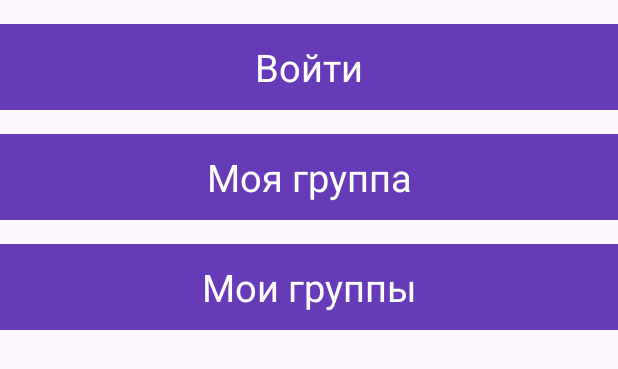
After one commit to okwhy/Health_calendar_kt, an Android app: the layout account_page.xml on its own in the app's theme, with its tools: preview values and no code run, on a phone screen of 412 x 824 dp. The commit adds this screen. Shown: the top 369 px of the screen. Run offline under Robolectric (Android 15) with nearby library versions, the phone set to English and light mode, and no system bars.

Commit message:
добавил xml входа, регистрации, моя группа, мои группы

```diff
--- /dev/null
+++ b/app/src/main/java/com/sus/calendar/AccountFragment.kt
@@ -0,0 +1,6 @@
+package com.sus.calendar
+
+import androidx.fragment.app.Fragment
+
+class AccountFragment: Fragment() {
+}
--- /dev/null
+++ b/app/src/main/java/com/sus/calendar/StatisticFragment.kt
@@ -0,0 +1,6 @@
+package com.sus.calendar
+
+import androidx.fragment.app.Fragment
+
+class StatisticFragment:Fragment() {
+}
--- /dev/null
+++ b/app/src/main/res/layout/account_page.xml
@@ -0,0 +1,81 @@
+<?xml version="1.0" encoding="utf-8"?>
+<androidx.appcompat.widget.LinearLayoutCompat
+    xmlns:android="http://schemas.android.com/apk/res/android"
+    xmlns:app="http://schemas.android.com/apk/res-auto"
+    xmlns:tools="http://schemas.android.com/tools"
+    android:layout_width="match_parent"
+    android:layout_height="match_parent"
+    android:orientation="vertical">
+
+    <androidx.appcompat.widget.LinearLayoutCompat
+        android:layout_width="match_parent"
+        android:layout_height="match_parent"
+        android:layout_marginBottom="34dp"
+        android:orientation="vertical">
+
+
+        <RelativeLayout
+            android:id="@+id/Registration"
+            android:layout_width="match_parent"
+            android:layout_height="wrap_content"
+            android:clickable="true"
+            android:radius="16dp"
+            app:cardElevation="4dp"
+            app:cardCornerRadius="16dp"
+            android:layout_marginTop="16dp"
+            android:background="@color/header"
+            android:onClick="onLabelClick">
+
+            <TextView
+                android:id="@+id/Regist"
+                android:layout_width="match_parent"
+                android:layout_height="57dp"
+                android:gravity="center"
+                android:text="Войти"
+                android:textColor="#FDFDFD"
+                android:textSize="25dp" />
+        </RelativeLayout>
+
+        <RelativeLayout
+            android:id="@+id/MyGroup"
+            android:layout_width="match_parent"
+            android:layout_height="wrap_content"
+            android:clickable="true"
+            android:radius="16dp"
+            app:cardElevation="4dp"
+            app:cardCornerRadius="16dp"
+            android:layout_marginTop="16dp"
+            android:background="@color/header"
+            android:onClick="onLabelClick">
+
+            <TextView
+                android:layout_width="match_parent"
+                android:layout_height="57dp"
+                android:gravity="center"
+                android:text="Моя группа"
+                android:textColor="#FDFDFD"
+                android:textSize="25dp" />
+        </RelativeLayout>
+
+        <RelativeLayout
+            android:id="@+id/MyGroups"
+            android:layout_width="match_parent"
+            android:layout_height="wrap_content"
+            android:clickable="true"
+            android:radius="16dp"
+            app:cardElevation="4dp"
+            app:cardCornerRadius="16dp"
+            android:layout_marginTop="16dp"
+            android:background="@color/header"
+            android:onClick="onLabelClick">
+
+            <TextView
+                android:layout_width="match_parent"
+                android:layout_height="57dp"
+                android:gravity="center"
+                android:text="Мои группы"
+                android:textColor="#FDFDFD"
+                android:textSize="25dp" />
+        </RelativeLayout>
+    </androidx.appcompat.widget.LinearLayoutCompat>
+</androidx.appcompat.widget.LinearLayoutCompat>
--- a/app/src/main/res/menu/bottom_nav.xml
+++ b/app/src/main/res/menu/bottom_nav.xml
@@ -12,4 +12,8 @@
         android:title="Экспорт"
         android:id="@+id/export"
         android:icon="@drawable/exportpage_icon"/>
+    <item
+        android:title="Аккаунт"
+        android:id="@+id/account"
+        android:icon="@drawable/account"/>
 </menu>
```
Also changed, not shown: app/src/main/java/com/sus/calendar/MainActivity.kt (+18 -1 lines), app/src/main/res/layout/enter.xml (added, +51 -0 lines), app/src/main/res/layout/my_group.xml (added, +79 -0 lines), app/src/main/res/layout/my_groups.xml (added, +98 -0 lines), app/src/main/res/layout/registration.xml (added, +33 -0 lines), app/src/main/res/drawable/account.png (added), app/src/main/res/drawable/exit.png (added), app/src/main/res/drawable/plus.png (added).
